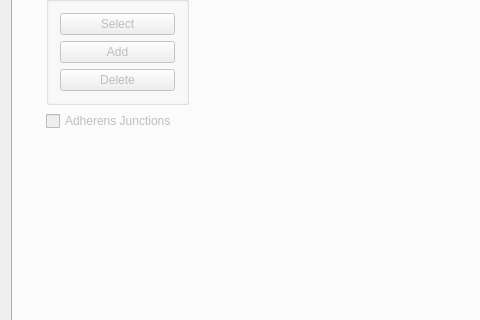
This is GUI/NewGUI/tttmainwindow.ui in morganrcu/TTT as Qt 5 draws it before an edit; both pictures show x 0 to 480 and y 358 to 678 of the 1024 by 769 pixel window. The edited form follows.
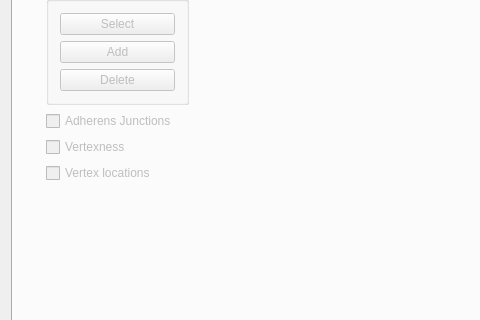
This is the edited form. The open tabs and pages were chosen to show the change. Icons and pictures are not drawn. Custom widgets are drawn as their Qt base class.

```diff
--- a/GUI/NewGUI/tttmainwindow.ui
+++ b/GUI/NewGUI/tttmainwindow.ui
@@ -779,6 +779,20 @@
                 </layout>
                </widget>
               </item>
+              <item row="10" column="0" colspan="2">
+               <widget class="QCheckBox" name="showVertexLocationsAtVertexLocationsCBox">
+                <property name="text">
+                 <string>Vertex locations</string>
+                </property>
+               </widget>
+              </item>
+              <item row="9" column="0" colspan="2">
+               <widget class="QCheckBox" name="showVertexnessAtVertexLocationsCBox">
+                <property name="text">
+                 <string>Vertexness</string>
+                </property>
+               </widget>
+              </item>
              </layout>
             </widget>
            </item>
```
Left out of the diff: 11 changed lines with no effect on the pictures.
